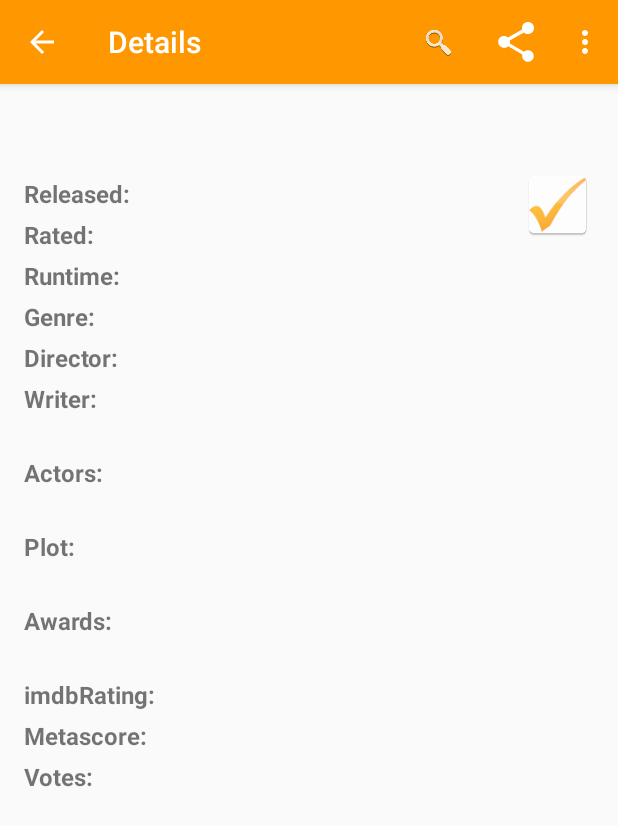
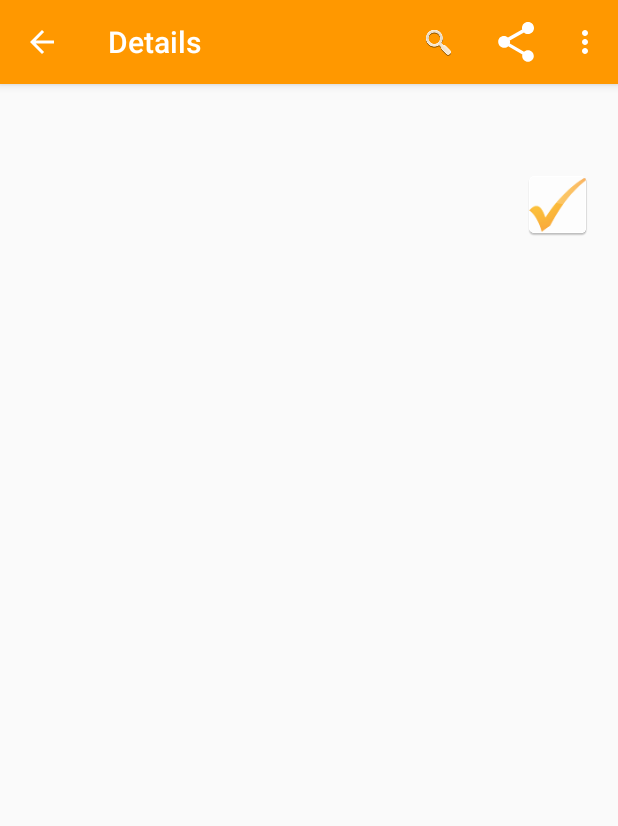
Before and after one commit to DanieleMattiacci/MoviesList, an Android app: the DetailFragment screen opened directly, with no data from a screen before it, on a phone screen of 412 x 824 dp. Shown: the top 826 px of the screen. Run offline under Robolectric (Android 15) with nearby library versions, the phone set to English and light mode, and no system bars.

Commit message:
Fixed Tablet Ui Bug

```diff
--- a/app/src/main/res/layout/fragment_detail.xml
+++ b/app/src/main/res/layout/fragment_detail.xml
@@ -36,7 +36,6 @@
             android:textSize="16sp"
             android:textStyle="bold"
             android:paddingTop="5dp"
-            android:text="Released: "
             android:layout_below="@id/film_title"/>
 
         <TextView
@@ -55,7 +54,6 @@
             android:textSize="16sp"
             android:paddingTop="5dp"
             android:textStyle="bold"
-            android:text="Rated: "
             android:layout_below="@id/released_date_label"/>
 
         <TextView
@@ -74,7 +72,6 @@
             android:textSize="16sp"
             android:textStyle="bold"
             android:paddingTop="5dp"
-            android:text="Runtime: "
             android:layout_below="@id/rated_label"/>
 
         <TextView
@@ -93,7 +90,6 @@
             android:textSize="16sp"
             android:paddingTop="5dp"
             android:textStyle="bold"
-            android:text="Genre: "
             android:layout_below="@id/runtime_label"/>
 
         <TextView
@@ -112,7 +108,6 @@
             android:textSize="16sp"
             android:paddingTop="5dp"
             android:textStyle="bold"
-            android:text="Director: "
             android:layout_below="@id/genre_label"/>
 
         <TextView
@@ -131,7 +126,6 @@
             android:textSize="16sp"
             android:paddingTop="5dp"
             android:textStyle="bold"
-            android:text="Writer: "
             android:layout_below="@id/director_label"/>
 
         <TextView
@@ -149,7 +143,6 @@
             android:textSize="16sp"
             android:paddingTop="5dp"
             android:textStyle="bold"
-            android:text="Actors: "
             android:layout_below="@id/writer"/>
 
         <TextView
@@ -167,7 +160,6 @@
             android:paddingTop="5dp"
             android:textSize="16sp"
             android:textStyle="bold"
-            android:text="Plot: "
             android:layout_below="@id/actors"/>
 
         <TextView
@@ -185,7 +177,6 @@
             android:paddingTop="5dp"
             android:textSize="16sp"
             android:textStyle="bold"
-            android:text="Awards: "
             android:layout_below="@id/plot"/>
 
         <TextView
@@ -203,7 +194,6 @@
             android:textSize="16sp"
             android:paddingTop="5dp"
             android:textStyle="bold"
-            android:text="imdbRating: "
             android:layout_below="@id/awards"/>
 
         <TextView
@@ -222,7 +212,6 @@
             android:paddingTop="5dp"
             android:textSize="16sp"
             android:textStyle="bold"
-            android:text="Metascore: "
             android:layout_below="@id/rating_label"/>
 
         <TextView
@@ -241,7 +230,6 @@
             android:paddingTop="5dp"
             android:textSize="16sp"
             android:textStyle="bold"
-            android:text="Votes: "
             android:layout_below="@id/metascore_label"/>
 
         <TextView
```
Also changed, not shown: app/src/main/java/myself/movieslist/DetailFragment.java (+14 -4 lines).
